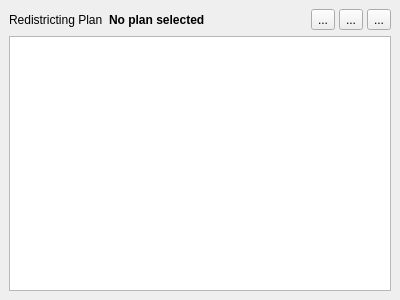
First picture: the form in ui/DistrictDataTable.ui, repository couteau/qgis_redistricting, before the edit.
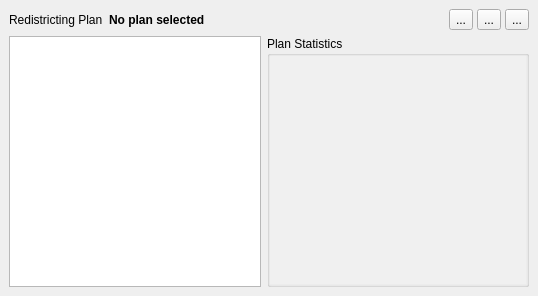
Second picture: the form after the edit.

Commit message: Implement planwide stats functionality

Patch:
```diff
--- a/ui/DistrictDataTable.ui
+++ b/ui/DistrictDataTable.ui
@@ -6,8 +6,8 @@
    <rect>
     <x>0</x>
     <y>0</y>
-    <width>400</width>
-    <height>300</height>
+    <width>538</width>
+    <height>296</height>
    </rect>
   </property>
   <property name="windowTitle">
@@ -16,9 +16,92 @@
   <widget class="QWidget" name="dockWidgetContents">
    <layout class="QGridLayout" name="gridLayout">
     <item row="2" column="1">
-     <widget class="QTableView" name="tblDataTable"/>
+     <widget class="QTableView" name="tblDataTable">
+      <property name="sizePolicy">
+       <sizepolicy hsizetype="Expanding" vsizetype="Expanding">
+        <horstretch>1</horstretch>
+        <verstretch>0</verstretch>
+       </sizepolicy>
+      </property>
+      <property name="minimumSize">
+       <size>
+        <width>20</width>
+        <height>0</height>
+       </size>
+      </property>
+     </widget>
     </item>
-    <item row="0" column="1">
+    <item row="2" column="2">
+     <widget class="QGroupBox" name="gbxPlanStats">
+      <property name="sizePolicy">
+       <sizepolicy hsizetype="Minimum" vsizetype="Preferred">
+        <horstretch>0</horstretch>
+        <verstretch>0</verstretch>
+       </sizepolicy>
+      </property>
+      <property name="minimumSize">
+       <size>
+        <width>10</width>
+        <height>0</height>
+       </size>
+      </property>
+      <property name="title">
+       <string>Plan Statistics</string>
+      </property>
+      <property name="flat">
+       <bool>false</bool>
+      </property>
+      <layout class="QGridLayout" name="gloStatistics">
+       <property name="leftMargin">
+        <number>0</number>
+       </property>
+       <property name="topMargin">
+        <number>0</number>
+       </property>
+       <property name="rightMargin">
+        <number>0</number>
+       </property>
+       <property name="bottomMargin">
+        <number>0</number>
+       </property>
+       <item row="5" column="0">
+        <widget class="QTableView" name="tblPlanStats">
+         <property name="styleSheet">
+          <string notr="true">QTableView {
+	background-color: #F0F0F0;
+}
+QHeaderView {
+     border: none;
+     padding-left: 5px
+}
+QHeaderView::section {
+	border: none;
+}</string>
+         </property>
+         <property name="frameShape">
+          <enum>QFrame::NoFrame</enum>
+         </property>
+         <property name="frameShadow">
+          <enum>QFrame::Plain</enum>
+         </property>
+         <property name="showGrid">
+          <bool>false</bool>
+         </property>
+         <property name="gridStyle">
+          <enum>Qt::NoPen</enum>
+         </property>
+         <attribute name="horizontalHeaderVisible">
+          <bool>false</bool>
+         </attribute>
+         <attribute name="verticalHeaderDefaultSectionSize">
+          <number>21</number>
+         </attribute>
+        </widget>
+       </item>
+      </layout>
+     </widget>
+    </item>
+    <item row="0" column="1" colspan="2">
      <layout class="QHBoxLayout" name="horizontalLayout">
       <item>
        <widget class="QLabel" name="label">
```
The commit also changes 11 other files.
